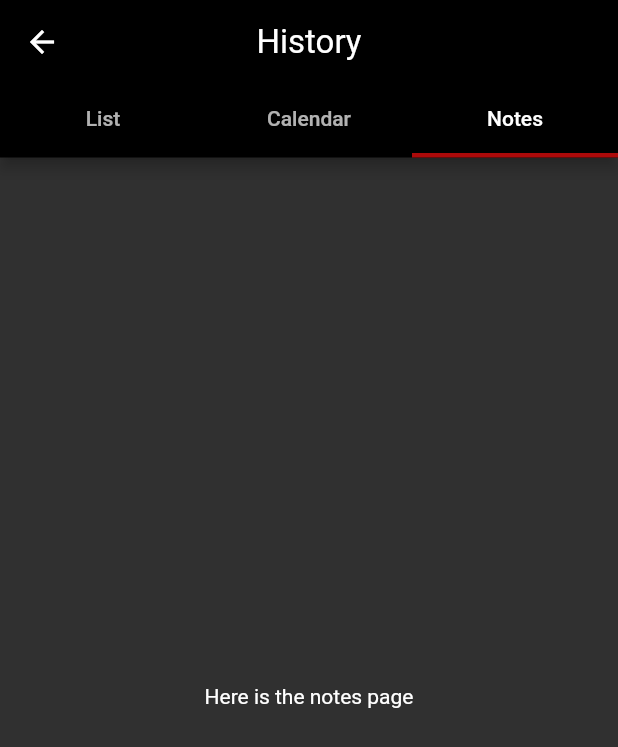
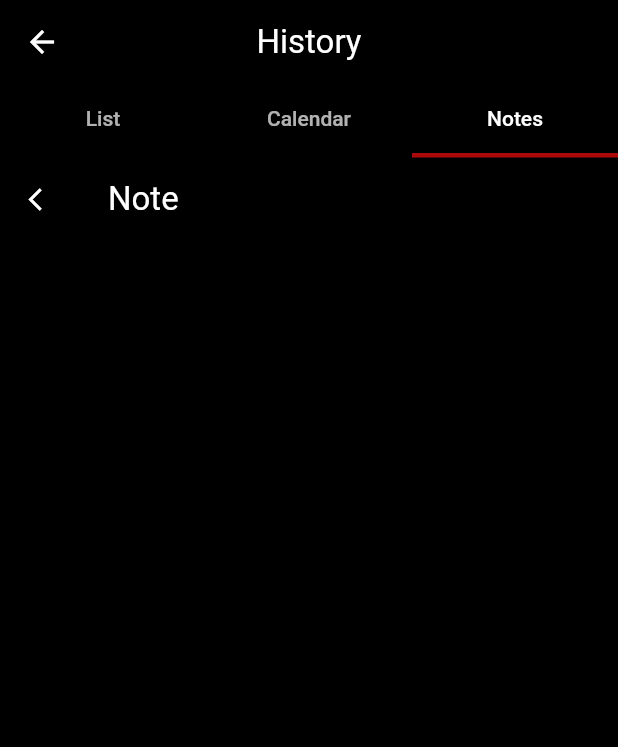
Before and after one commit to jakeump/BlockLifts, a Flutter app: the History screen opened directly, tab 3 chosen, on a phone screen of 412 x 824 dp. Shown: the top 747 px of the screen. Run offline on Flutter 3.47's test engine with Material 2 defaults, Android fonts, the phone set to English and light mode, and no system bars.

Commit message:
background colors

```diff
--- a/lib/main.dart
+++ b/lib/main.dart
@@ -16,7 +16,7 @@ List<Exercise> allExercises = []; // global list of exercises
 
 var headerColor = Colors.black;
 var backColor = Colors.black;
-var widgetNavColor = const Color.fromARGB(137, 25, 24, 24);
+var widgetNavColor = const Color.fromARGB(134, 39, 39, 39);
 var redColor = const Color.fromARGB(255, 172, 10, 10);
 int counter = 0;
 
@@ -276,6 +276,7 @@ class _HomeState extends State<Home> {
         brightness: Brightness.dark,
       ),
       child: Scaffold(
+        backgroundColor: Colors.black,
         appBar: AppBar(
           centerTitle: true,
           backgroundColor: headerColor,
@@ -598,6 +599,7 @@ class _HistoryState extends State<History> {
       child: DefaultTabController(
         length: 3,
         child: Scaffold(
+          backgroundColor: Colors.black,
           appBar: AppBar(
             centerTitle: true,
             backgroundColor: headerColor,
@@ -674,6 +676,7 @@ class _ListState extends State<ListPage> {
   @override
   Widget build(BuildContext context) {
     return Scaffold(
+        backgroundColor: Colors.black,
         body: ValueListenableBuilder(
             valueListenable: _counter,
             builder: (context, value, child) {
@@ -791,9 +794,16 @@ class _NotesState extends State<NotesPage> {
   @override
   Widget build(BuildContext context) {
     return Scaffold(
-      body: Container(
-        alignment: Alignment.center,
-        child: const Text('Here is the notes page'),
+      backgroundColor: Colors.black,
+      appBar: AppBar(
+        leading: IconButton(
+          icon: const Icon(Icons.arrow_back_ios),
+          iconSize: 18,
+          onPressed: () => Navigator.of(context).pop(),
+        ),
+        backgroundColor: headerColor,
+        title: const Text("Note"),
+        titleTextStyle: const TextStyle(fontSize: 22),
       ),
     );
   }
@@ -1592,7 +1602,10 @@ class _WorkoutPageState extends State<WorkoutPage> {
             child: Align(
               alignment: Alignment.bottomLeft,
               child: TextButton(
-                onPressed: () {},
+                onPressed: () {
+                    Navigator.of(context).push(MaterialPageRoute(
+                      builder: (context) => const NotesPage()));
+                },
                 child: const Text("Note"),
                 style: TextButton.styleFrom(
                   primary: redColor,
```
